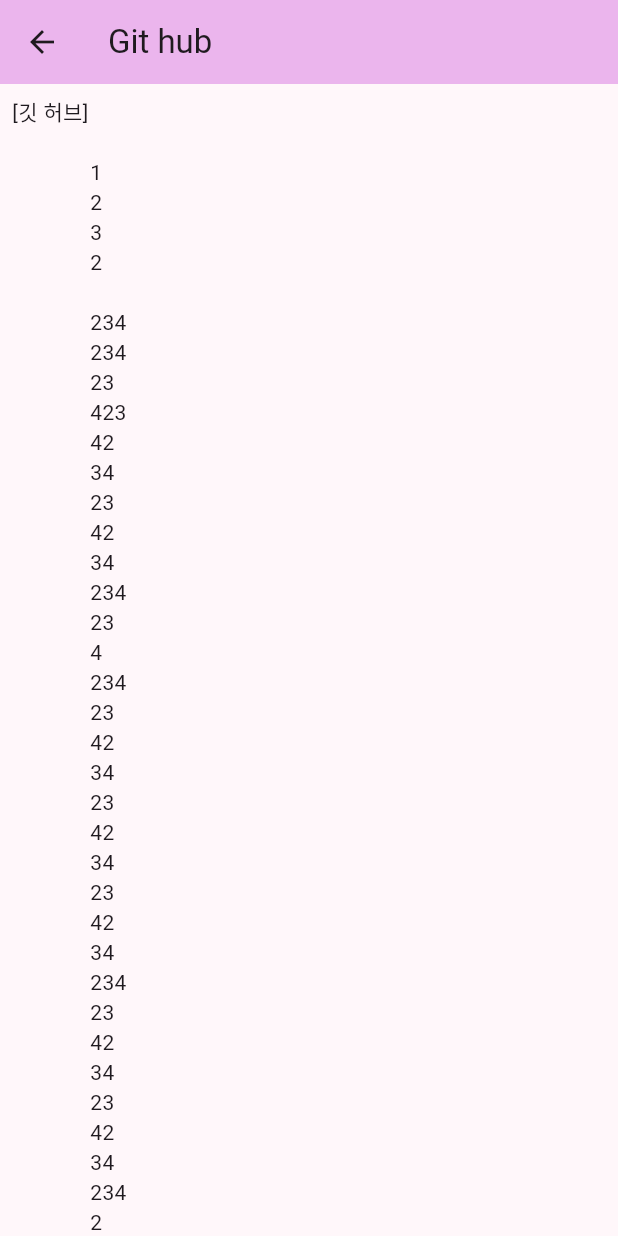
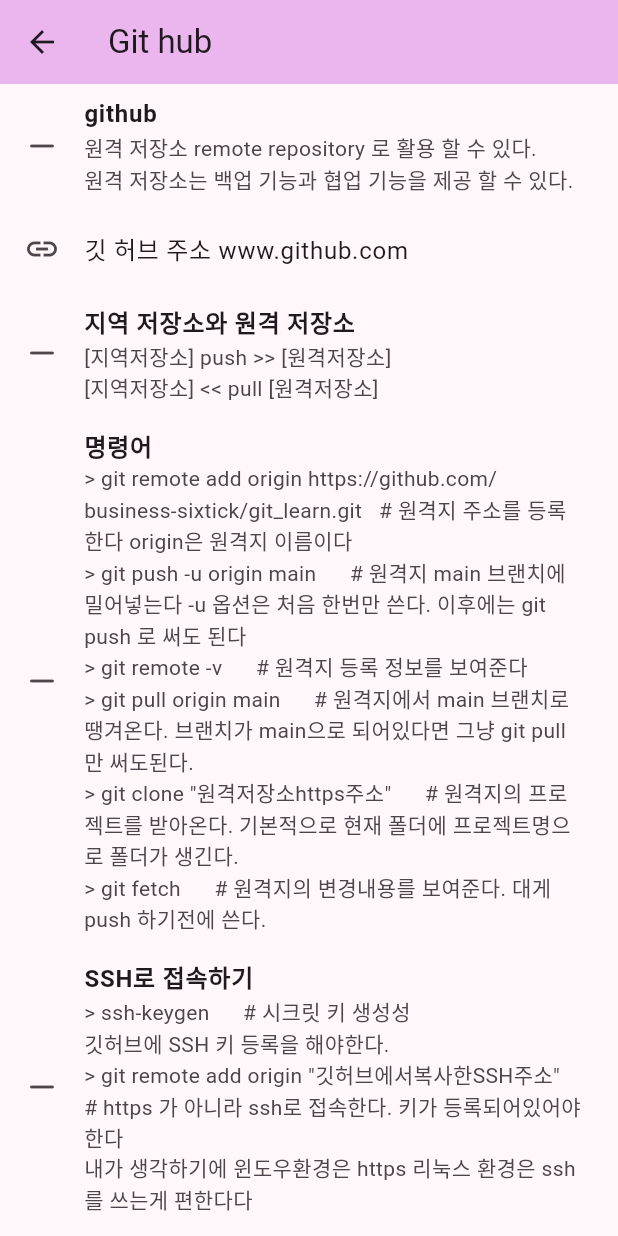
Before and after one commit to business-sixtick/git_learn, a Flutter app: the GitHubPage screen opened directly, on a phone screen of 412 x 824 dp. Run offline on Flutter 3.47's test engine with Material 3 defaults, Android fonts, the light colour scheme and no system bars; our stand-ins replace flutter_riverpod; missing offline and left inert: window_size.

Commit message:
192 페이지

```diff
--- a/lib/widgets/git_branch_page.dart
+++ b/lib/widgets/git_branch_page.dart
@@ -24,7 +24,10 @@
     > git branch "이름"   # 이름에 해당하는 새로운 브랜치를 생성한다.
     > git switch "브랜치명"   # 브랜치를 전환 한다. (예전에는 checkout을 주로 사용하였다)
     > git log --oneline --branches --graph    # 커밋과 브랜치간의 관계를 선으로 표현해줌
-    > git log "브랜치명".."브랜치명"    # 두 브랜치간에 차이점을 보여줌 (안되는데??)
+    > git log "브랜치명".."브랜치명"    # 두 브랜치간에 차이점을 보여줌
+    > git merge "병합할브랜치명"    # 해당 브랜치와 병합한다. 대게 현재 브랜치를 main으로 둔다. 충돌이 있지 않으면 자동 병합해준다.
+    > git branch -d "삭제할브랜치명"    # 해당 브랜치를 삭제한다. 병합하지 않은 브랜치를 강제로 삭제하려면 -D 옵션을 주면 된다.
+    > git cherry-pick "병합할브랜치의커밋해시"    # 특정 커밋 위치와 병합 함.
 '''),
         ));
   }
--- a/lib/widgets/git_hub_page.dart
+++ b/lib/widgets/git_hub_page.dart
@@ -1,11 +1,20 @@
 import 'package:flutter/material.dart';
 import 'package:flutter_riverpod/flutter_riverpod.dart';
+import 'package:url_launcher/url_launcher.dart';
 
 // 노티파이어, 프로바이더, 컨슈머
 
 class GitHubPage extends ConsumerWidget {
   const GitHubPage({super.key});
 
+  Future<void> _launchUrl(String url) async {
+    final Uri uri = Uri.parse(url);
+    if (await canLaunchUrl(uri)) {
+      await launchUrl(uri, mode: LaunchMode.externalApplication);
+    } else {
+      debugPrint('Could not launch $url');
+    }
+  }
   @override
   Widget build(BuildContext context, WidgetRef ref) {
     return Scaffold(
@@ -13,55 +22,48 @@
           backgroundColor: Theme.of(context).colorScheme.inversePrimary,
           title: const Text('Git hub'),
         ),
-        body:  SingleChildScrollView(
-          child:  Container(
-            width: double.infinity, // 횡스크롤이 안되기에에 부모의 최대폭을 가져간다.
-            child: Padding(
-              padding: EdgeInsets.all(8.0),
-              child: Text('''[깃 허브]
-
-              1
-              2
-              3
-              2
-
-              234
-              234
-              23
-              423
-              42
-              34
-              23
-              42
-              34
-              234
-              23
-              4
-              234
-              23
-              42
-              34
-              23
-              42
-              34
-              23
-              42
-              34
-              234
-              23
-              42
-              34
-              23
-              42
-              34
-              234
-              2
-              34
-              23
-              end
-            '''),
+        body: ListView(
+          children: [
+            const ListTile(
+              leading: Icon(Icons.horizontal_rule_rounded),
+              title: Text('github', style: TextStyle(fontWeight: FontWeight.bold),),
+              subtitle: Text('원격 저장소 remote repository 로 활용 할 수 있다. '
+              '\r\n원격 저장소는 백업 기능과 협업 기능을 제공 할 수 있다. '
+              ),
             ),
-          ),
+            ListTile(
+              leading: const Icon(Icons.link),
+              title: const Text('깃 허브 주소 www.github.com'),
+              onTap: () => _launchUrl('https://www.github.com'),
+            ),
+            const ListTile(
+              leading: Icon(Icons.horizontal_rule_rounded),
+              title: Text('지역 저장소와 원격 저장소', style: TextStyle(fontWeight: FontWeight.bold),),
+              subtitle: Text('[지역저장소] push >> [원격저장소]'
+              '\r\n[지역저장소] << pull [원격저장소]'
+              ),
+            ),
+            const ListTile(
+              leading: Icon(Icons.horizontal_rule_rounded),
+              title: Text('명령어', style: TextStyle(fontWeight: FontWeight.bold),),
+              subtitle: Text('> git remote add origin https://github.com/business-sixtick/git_learn.git   # 원격지 주소를 등록한다 origin은 원격지 이름이다 '
+              '\r\n> git push -u origin main      # 원격지 main 브랜치에 밀어넣는다 -u 옵션은 처음 한번만 쓴다. 이후에는 git push 로 써도 된다 '
+              '\r\n> git remote -v      # 원격지 등록 정보를 보여준다'
+              '\r\n> git pull origin main      # 원격지에서 main 브랜치로 땡겨온다. 브랜치가 main으로 되어있다면 그냥 git pull만 써도된다.'
+              '\r\n> git clone "원격저장소https주소"      # 원격지의 프로젝트를 받아온다. 기본적으로 현재 폴더에 프로젝트명으로 폴더가 생긴다.'
+              '\r\n> git fetch      # 원격지의 변경내용를 보여준다. 대게 push 하기전에 쓴다.'
+              ),
+            ),
+            const ListTile(
+              leading: Icon(Icons.horizontal_rule_rounded),
+              title: Text('SSH로 접속하기', style: TextStyle(fontWeight: FontWeight.bold),),
+              subtitle: Text('> ssh-keygen      # 시크릿 키 생성성'
+              '\r\n깃허브에 SSH 키 등록을 해야한다.'
+              '\r\n> git remote add origin "깃허브에서복사한SSH주소"    # https 가 아니라 ssh로 접속한다. 키가 등록되어있어야 한다'
+              '\r\n내가 생각하기에 윈도우환경은 https 리눅스 환경은 ssh를 쓰는게 편한다다'
+              ),
+            ),
+          ],
         ));
   }
 }
--- a/pubspec.yaml
+++ b/pubspec.yaml
@@ -37,6 +37,7 @@
   cupertino_icons: ^1.0.8
   flutter_riverpod: ^2.6.1
   window_size: ^0.1.0
+  url_launcher: ^6.3.1
 
 dev_dependencies:
   flutter_test:
```
Also changed, not shown: pubspec.lock, 7 other files.
